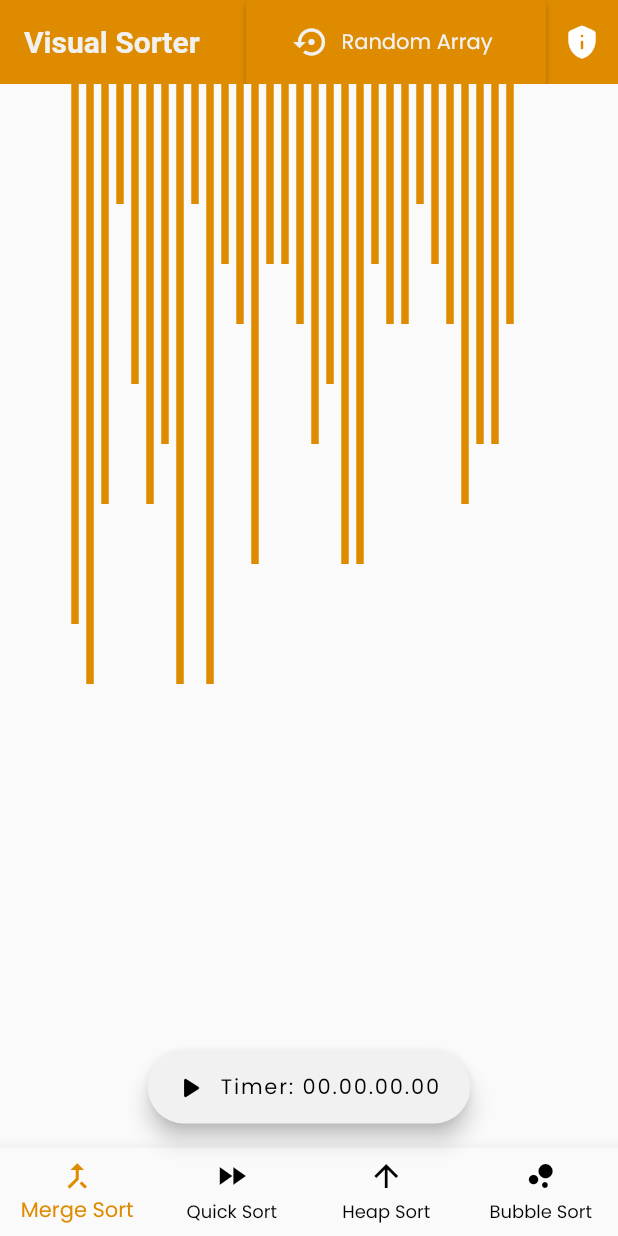
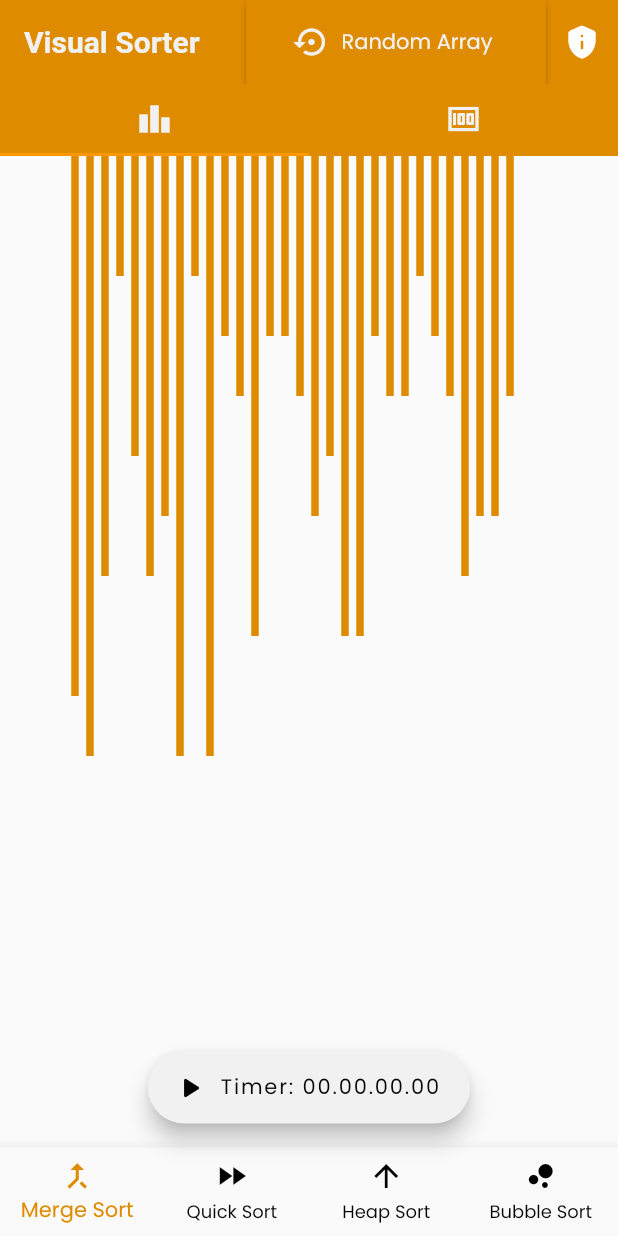
Before and after one commit to tamzid958/visual_sorter, a Flutter app: the screen it shows after launch, on a phone screen of 412 x 824 dp. Run offline on Flutter 3.47's test engine with Material 2 defaults, Android fonts, the phone set to English and light mode, and no system bars; our stand-ins replace flutter_markdown, stop_watch_timer.

Commit message:
alpha features

```diff
--- a/lib/screens/home/home.dart
+++ b/lib/screens/home/home.dart
@@ -1,6 +1,7 @@
 import 'dart:math';
 import 'dart:ui';
 import 'package:flutter/cupertino.dart';
+import 'package:flutter/foundation.dart';
 import 'package:flutter/material.dart';
 import 'package:visual_sorter/constants.dart';
 import 'package:stop_watch_timer/stop_watch_timer.dart';
@@ -204,9 +205,16 @@ class _HomeScreenState extends State<HomeScreen> {
         timeC = displayTime;
       },
     );
-    return Scaffold(
+    return DefaultTabController(
+      length: 2,
+      initialIndex: 0,
+      child: Scaffold(
         appBar: buildAppBar(context),
-      body: Body(),
+        body: Container(
+          child: TabBarView(
+            children: containers,
+          ),
+        ), // Body()
         bottomNavigationBar: BottomNavigationBar(
           type: BottomNavigationBarType.fixed,
           items: const <BottomNavigationBarItem>[
@@ -240,7 +248,9 @@ class _HomeScreenState extends State<HomeScreen> {
             splashColor: kRedColor,
             label: Text("Timer: " + timeC),
             icon: Icon(
-            isAlgorithmRunning == true ? Icons.stop : Icons.play_arrow_rounded,
+              isAlgorithmRunning == true
+                  ? Icons.stop
+                  : Icons.play_arrow_rounded,
             ),
             onPressed: isAlgorithmRunning == true
                 ? null
@@ -260,9 +270,26 @@ class _HomeScreenState extends State<HomeScreen> {
                     _setAlgorithmRunningState(false);
                     _stopWatchTimer.onExecute.add(StopWatchExecute.stop);
                   }),
+      ),
     );
   }
 }
+
+List<Widget> containers = [
+  Container(
+    height: double.maxFinite,
+    child: Align(
+      alignment: Alignment.topCenter,
+      child: CustomPaint(
+        willChange: true,
+        isComplex: true,
+        size: Size(window.physicalSize.width, double.negativeInfinity),
+        painter: SortingCanvas(arr),
+      ),
+    ),
+  ),
+  Container(child: Text("Random"))
+];
 
 AppBar buildAppBar(BuildContext context) {
   widthUni = MediaQuery.of(context).size.width / 2;
@@ -274,6 +301,21 @@ AppBar buildAppBar(BuildContext context) {
       "Visual Sorter",
       style: TextStyle(
           fontSize: 20, fontWeight: FontWeight.bold, color: kTextLightColor),
+    ),
+    bottom: TabBar(
+      // controller: _selectedController,
+      tabs: <Widget>[
+        Tab(
+            icon: Icon(
+          Icons.leaderboard,
+          color: kTextLightColor,
+        )),
+        Tab(
+            icon: Icon(
+          Icons.money,
+          color: kTextLightColor,
+        )),
+      ],
     ),
     actions: <Widget>[
       AbsorbPointer(
@@ -345,28 +387,6 @@ List<int> _getRandomIntegerList(size) {
   return arr;
 }
 
-class Body extends StatefulWidget {
-  @override
-  _BodyState createState() => _BodyState();
-}
-
-class _BodyState extends State<Body> {
-  @override
-  Widget build(BuildContext context) {
-    return SafeArea(
-      child: Align(
-        alignment: Alignment.topCenter,
-        child: CustomPaint(
-          willChange: true,
-          isComplex: true,
-          size: Size(window.physicalSize.width, double.negativeInfinity),
-          painter: SortingCanvas(arr),
-        ),
-      ),
-    );
-  }
-}
-
 class SortingCanvas extends CustomPainter {
   List<int> arr;
   SortingCanvas(this.arr);
@@ -390,8 +410,8 @@ class SortingCanvas extends CustomPainter {
   }
 
   @override
-  bool shouldRepaint(SortingCanvas oldDelegate) => true;
-  // !listEquals(this.arr, oldDelegate.arr);
+  bool shouldRepaint(SortingCanvas oldDelegate) =>
+      !listEquals(this.arr, oldDelegate.arr);
 }
 
 void rebuildAllChildren(BuildContext context) {
```
Lines whose indentation alone changed are shown as unchanged.
